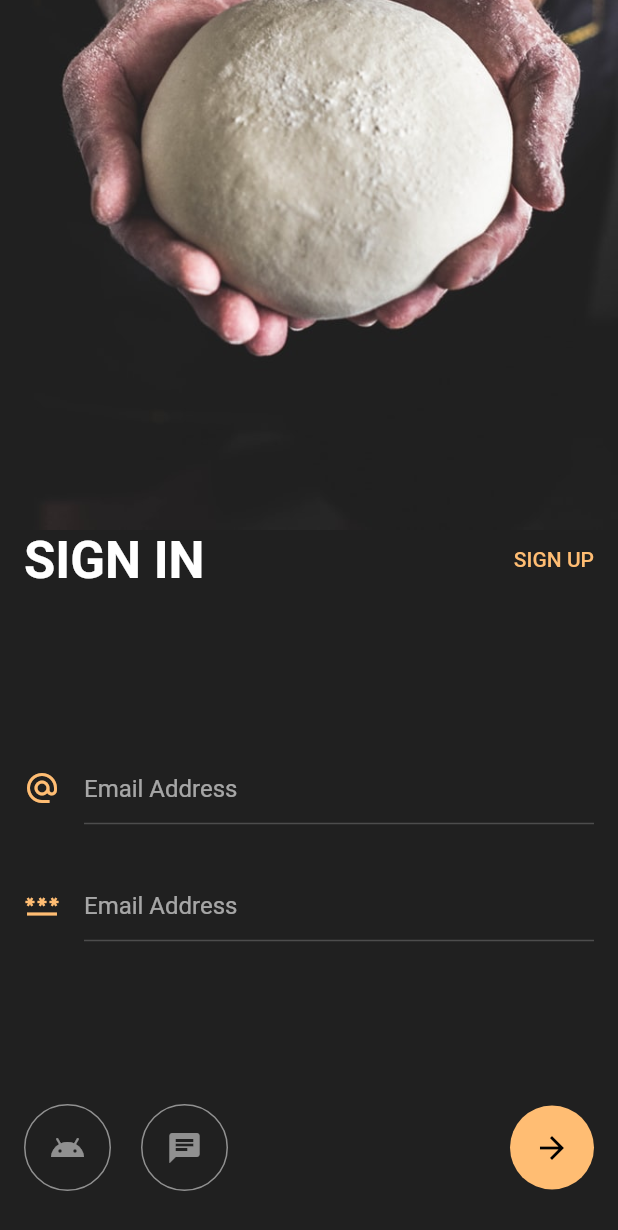
After one commit to zendy199x/Flutter-Welcome-Login-App, a Flutter app: the screen it shows after launch, after a tap on "START LEARNING", on a phone screen of 412 x 824 dp. The commit adds this screen. Shown: the top 1230 px of the screen. Run offline on Flutter 3.47's test engine with Material 2 defaults, Android fonts, the phone set to English and light mode, and no system bars.

Commit message:
feat: Sign In screen

```diff
--- a/lib/main.dart
+++ b/lib/main.dart
@@ -34,6 +34,13 @@ class MyApp extends StatelessWidget {
             fontWeight: FontWeight.normal,
           ),
         ),
+        inputDecorationTheme: InputDecorationTheme(
+          enabledBorder: UnderlineInputBorder(
+            borderSide: BorderSide(
+              color: Colors.white.withOpacity(0.2),
+            ),
+          ),
+        ),
       ),
       home: const WelcomeScreen(),
     );
--- /dev/null
+++ b/lib/screens/sign_in.dart/sign_in_screen.dart
@@ -0,0 +1,141 @@
+import 'package:flutter/material.dart';
+import 'package:flutter/widgets.dart';
+import 'package:welcome_login/constants.dart';
+
+class SignInScreen extends StatelessWidget {
+  const SignInScreen({Key? key}) : super(key: key);
+
+  @override
+  Widget build(BuildContext context) {
+    return Scaffold(
+      body: Column(
+        children: [
+          Expanded(
+            flex: 3,
+            child: Container(
+              decoration: const BoxDecoration(
+                image: DecorationImage(
+                  image: AssetImage("assets/images/person.jpeg"),
+                  fit: BoxFit.cover,
+                  alignment: Alignment.bottomCenter,
+                ),
+              ),
+            ),
+          ),
+          Expanded(
+            flex: 4,
+            child: Padding(
+              padding: const EdgeInsets.symmetric(horizontal: 16),
+              child: Column(
+                children: [
+                  Row(
+                    mainAxisAlignment: MainAxisAlignment.spaceBetween,
+                    children: [
+                      Text(
+                        "SIGN IN",
+                        style: Theme.of(context).textTheme.bodyText1,
+                      ),
+                      Text(
+                        "SIGN UP",
+                        style: Theme.of(context).textTheme.button,
+                      ),
+                    ],
+                  ),
+                  const Spacer(),
+                  Padding(
+                    padding: const EdgeInsets.only(bottom: 30),
+                    child: Row(
+                      crossAxisAlignment: CrossAxisAlignment.center,
+                      children: const [
+                        Padding(
+                          padding: EdgeInsets.only(right: 16),
+                          child: Icon(
+                            Icons.alternate_email,
+                            color: kPrimaryColor,
+                          ),
+                        ),
+                        Expanded(
+                          child: TextField(
+                            decoration: InputDecoration(
+                              hintText: "Email Address",
+                            ),
+                          ),
+                        ),
+                      ],
+                    ),
+                  ),
+                  Row(
+                    crossAxisAlignment: CrossAxisAlignment.center,
+                    children: const [
+                      Padding(
+                        padding: EdgeInsets.only(right: 16),
+                        child: Icon(
+                          Icons.password,
+                          color: kPrimaryColor,
+                        ),
+                      ),
+                      Expanded(
+                        child: TextField(
+                          decoration: InputDecoration(
+                            hintText: "Email Address",
+                          ),
+                        ),
+                      ),
+                    ],
+                  ),
+                  const Spacer(),
+                  Padding(
+                    padding: const EdgeInsets.only(bottom: 30),
+                    child: Row(
+                      children: [
+                        Container(
+                          padding: const EdgeInsets.all(16),
+                          decoration: BoxDecoration(
+                            shape: BoxShape.circle,
+                            border: Border.all(
+                              color: Colors.white.withOpacity(0.5),
+                            ),
+                          ),
+                          child: Icon(
+                            Icons.android,
+                            color: Colors.white.withOpacity(0.5),
+                          ),
+                        ),
+                        const SizedBox(width: 20),
+                        Container(
+                          padding: const EdgeInsets.all(16),
+                          decoration: BoxDecoration(
+                            shape: BoxShape.circle,
+                            border: Border.all(
+                              color: Colors.white.withOpacity(0.5),
+                            ),
+                          ),
+                          child: Icon(
+                            Icons.chat,
+                            color: Colors.white.withOpacity(0.5),
+                          ),
+                        ),
+                        const Spacer(),
+                        Container(
+                          padding: const EdgeInsets.all(16),
+                          decoration: const BoxDecoration(
+                            shape: BoxShape.circle,
+                            color: kPrimaryColor,
+                          ),
+                          child: const Icon(
+                            Icons.arrow_forward,
+                            color: Colors.black,
+                          ),
+                        ),
+                      ],
+                    ),
+                  ),
+                ],
+              ),
+            ),
+          ),
+        ],
+      ),
+    );
+  }
+}
--- a/lib/screens/welcome/welcome_screen.dart
+++ b/lib/screens/welcome/welcome_screen.dart
@@ -1,5 +1,6 @@
 import 'package:flutter/material.dart';
 import 'package:welcome_login/constants.dart';
+import 'package:welcome_login/screens/sign_in.dart/sign_in_screen.dart';
 
 class WelcomeScreen extends StatelessWidget {
   const WelcomeScreen({Key? key}) : super(key: key);
@@ -38,6 +39,15 @@ class WelcomeScreen extends StatelessWidget {
                   ),
                 ),
                 FittedBox(
+                  child: GestureDetector(
+                    onTap: () {
+                      Navigator.push(
+                        context,
+                        MaterialPageRoute(
+                          builder: (context) => const SignInScreen(),
+                        ),
+                      );
+                    },
                     child: Container(
                       margin: const EdgeInsets.only(bottom: 20),
                       padding: const EdgeInsets.symmetric(
@@ -66,6 +76,7 @@ class WelcomeScreen extends StatelessWidget {
                       ),
                     ),
                   ),
+                ),
               ],
             ),
           ),
```
Lines whose indentation alone changed are shown as unchanged.
